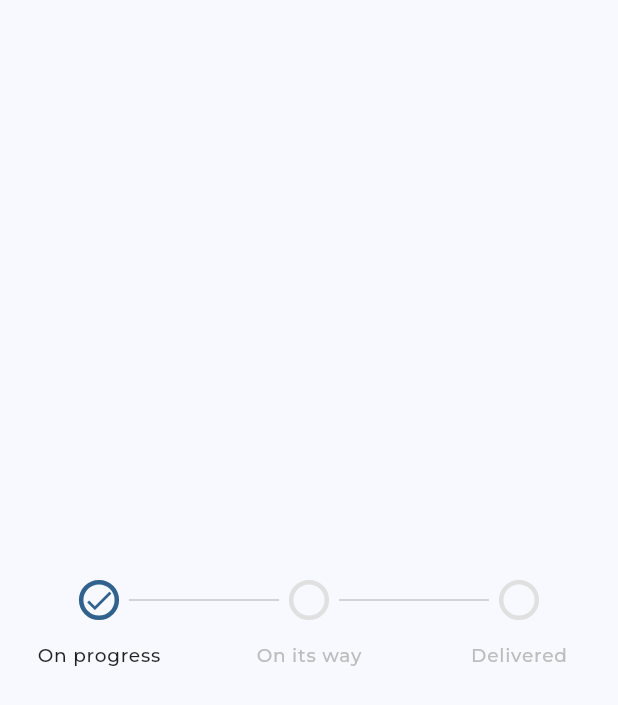
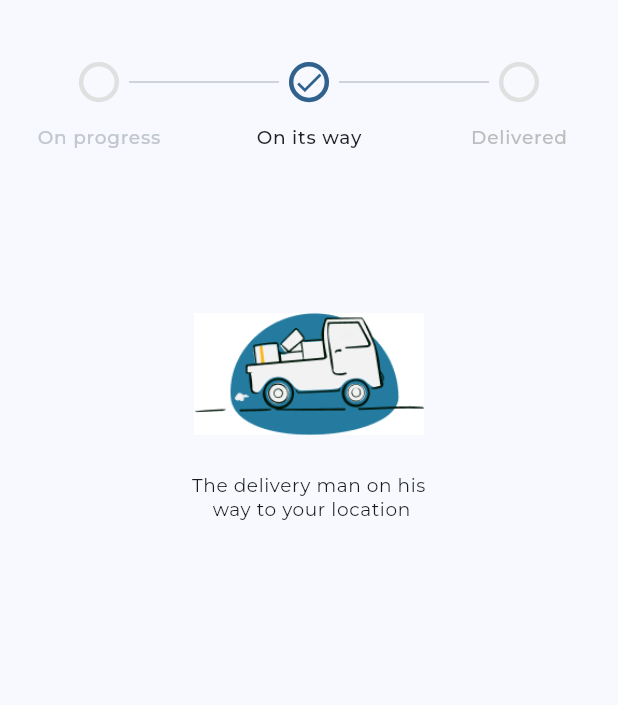
Before and after one commit to Bit-Camp-IO/E-Fashion_Flutter, a Flutter app: the CustomEasyStepper widget shown alone on an empty page, opened directly, on a phone screen of 412 x 824 dp. Shown: the top 705 px of the screen. Run offline on Flutter 3.47's test engine with Material 2 defaults, Android fonts, the phone set to English and light mode, and no system bars; drawn by our look-alikes of easy_stepper; our stand-ins replace auto_route, cached_network_image, dio, equatable, flutter_bloc, flutter_screenutil and 3 more; project files that could hold a hidden picture were left out.

Commit message:
finish order status screen

```diff
--- a/lib/features/account/presentation/components/custom_easy_stepper.dart
+++ b/lib/features/account/presentation/components/custom_easy_stepper.dart
@@ -10,23 +10,44 @@ class CustomEasyStepper extends StatefulWidget {
 }
 
 class _CustomEasyStepperState extends State<CustomEasyStepper> {
-  int activeColor = 0;
+  int activeIndex = 1;
+  final List<String> orderStatusImages = const [
+    "assets/images/stepper_image1.jpg",
+    "assets/images/stepper_image2.jpg",
+    "assets/images/stepper_image3.jpg",
+  ];
+  final List<String> orderStatusMessages = const [
+    "Your order still on progress \n it may take hours",
+    "The delivery man on his \n way to your location",
+    "Your order has been \n delivered, hope you liked it",
+  ];
   @override
   Widget build(BuildContext context) {
-    return EasyStepper(
-      activeStep: 0,
+    return Column(
+      children: [
+        SizedBox(
+          height: 24.h,
+        ),
+        EasyStepper(
+          activeStep: activeIndex,
           lineLength: 100,
           lineSpace: 0,
           lineType: LineType.normal,
           defaultLineColor: Theme.of(context).colorScheme.outlineVariant,
-      finishedLineColor: Colors.orange,
+          //finishedLineColor: Theme.of(context).colorScheme.primary,
           activeStepTextColor: Colors.black87,
-      finishedStepTextColor: Colors.black87,
+          finishedStepTextColor: Theme.of(context).colorScheme.outlineVariant,
           internalPadding: 0,
           showLoadingAnimation: false,
           stepRadius: 20,
           showStepBorder: false,
           lineThickness: 1,
+          activeStepBorderColor: Theme.of(context).colorScheme.primary,
+          activeStepIconColor: Theme.of(context).colorScheme.primary,
+          finishedStepBorderColor: Colors.grey[300],
+          finishedStepBorderType: BorderType.normal,
+          //activeLineColor: Theme.of(context).colorScheme.primary,
+          finishedStepBackgroundColor: Colors.transparent,
           steps: [
             EasyStep(
               customStep: Container(
@@ -35,11 +56,11 @@ class _CustomEasyStepperState extends State<CustomEasyStepper> {
                 decoration: BoxDecoration(
                   shape: BoxShape.circle,
                   border: Border.all(
-                color: activeColor == 0 ? Theme.of(context).colorScheme.primary : Colors.grey[300]!,
+                    color: activeIndex == 0 ? Theme.of(context).colorScheme.primary : Colors.grey[300]!,
                     width: 3.0,
                   ),
                 ),
-            child: activeColor == 0
+                child: activeIndex == 0
                     ? Icon(
                         Icons.check,
                         size: 22.0,
@@ -56,11 +77,11 @@ class _CustomEasyStepperState extends State<CustomEasyStepper> {
                 decoration: BoxDecoration(
                   shape: BoxShape.circle,
                   border: Border.all(
-                color: activeColor == 1 ? Theme.of(context).colorScheme.primary : Colors.grey[300]!,
+                    color: activeIndex == 1 ? Theme.of(context).colorScheme.primary : Colors.grey[300]!,
                     width: 3.0,
                   ),
                 ),
-            child: activeColor == 1
+                child: activeIndex == 1
                     ? Icon(
                         Icons.check,
                         size: 22.0,
@@ -78,11 +99,11 @@ class _CustomEasyStepperState extends State<CustomEasyStepper> {
                 decoration: BoxDecoration(
                   shape: BoxShape.circle,
                   border: Border.all(
-                color: activeColor == 2 ? Theme.of(context).colorScheme.primary : Colors.grey[300]!,
+                    color: activeIndex == 2 ? Theme.of(context).colorScheme.primary : Colors.grey[300]!,
                     width: 3.0,
                   ),
                 ),
-            child: activeColor == 2
+                child: activeIndex == 2
                     ? Icon(
                         Icons.check,
                         size: 22.0,
@@ -93,7 +114,25 @@ class _CustomEasyStepperState extends State<CustomEasyStepper> {
               title: 'Delivered',
             ),
           ],
-      // onStepReached: (index) => setState(() => activeStep = index),
+          onStepReached: (index) => setState(() => activeIndex = index),
+        ),
+        SizedBox(
+          height: 97.h,
+        ),
+        Image(
+          width: 134.w,
+          fit: BoxFit.cover,
+          image: AssetImage(orderStatusImages[activeIndex]),
+        ),
+        SizedBox(
+          height: 24.h,
+        ),
+        Text(
+          orderStatusMessages[activeIndex],
+          textAlign: TextAlign.center,
+          style: Theme.of(context).textTheme.bodySmall,
+        ),
+      ],
     );
   }
 }
--- a/lib/features/account/presentation/screens/order_status_screen.dart
+++ b/lib/features/account/presentation/screens/order_status_screen.dart
@@ -1,7 +1,6 @@
 import 'package:auto_route/annotations.dart';
 import 'package:efashion_flutter/features/account/presentation/components/custom_easy_stepper.dart';
 import 'package:flutter/material.dart';
-import 'package:flutter_screenutil/flutter_screenutil.dart';
 
 @RoutePage()
 class OrderStatusScreen extends StatelessWidget {
@@ -16,33 +15,7 @@ class OrderStatusScreen extends StatelessWidget {
           style: Theme.of(context).textTheme.titleMedium,
         ),
       ),
-      body: Column(
-        children: [
-          SizedBox(
-            height: 24.h,
-          ),
-          const CustomEasyStepper(),
-          SizedBox(
-            height: 97.h,
-          ),
-          Image(
-            height: 194.h,
-            width: 134.w,
-            image: const AssetImage("assets/images/welcome_image.jpeg"),
-          ),
-          SizedBox(
-            height: 24.h,
-          ),
-          Text(
-            "Your order still on progress",
-            style: Theme.of(context).textTheme.bodySmall,
-          ),
-          Text(
-            "it may take hours",
-            style: Theme.of(context).textTheme.bodySmall,
-          ),
-        ],
-      ),
+      body: const CustomEasyStepper(),
     );
   }
 }
```
Also changed, not shown: pubspec.yaml (+4 -3 lines), assets/images/stepper_image1.jpg (added), assets/images/stepper_image2.jpg (added), assets/images/stepper_image3.jpg (added), pubspec.lock. Lines whose indentation alone changed are shown as unchanged.
